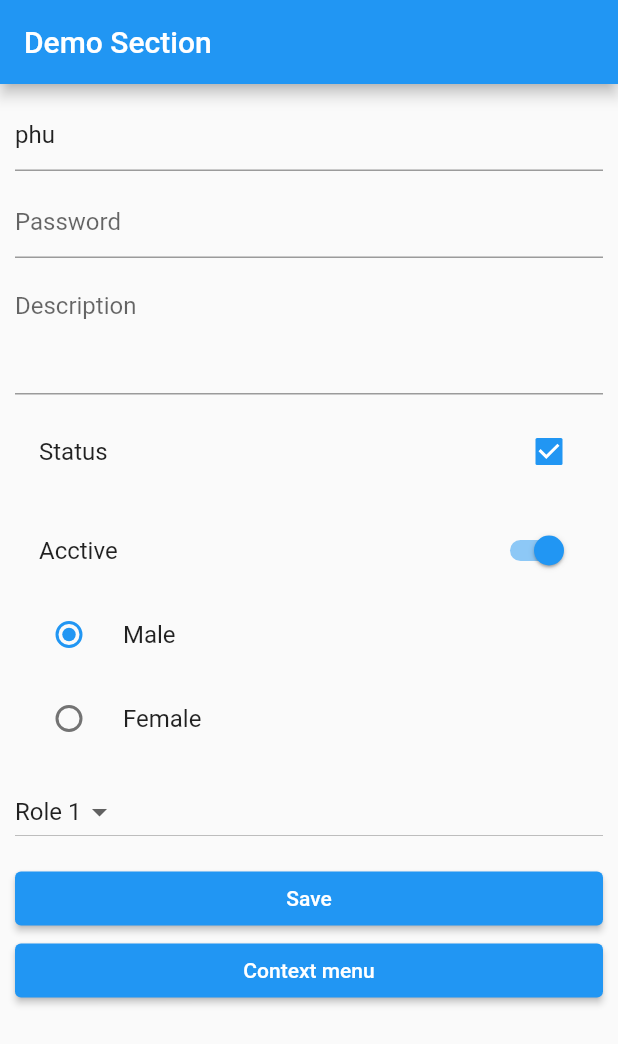
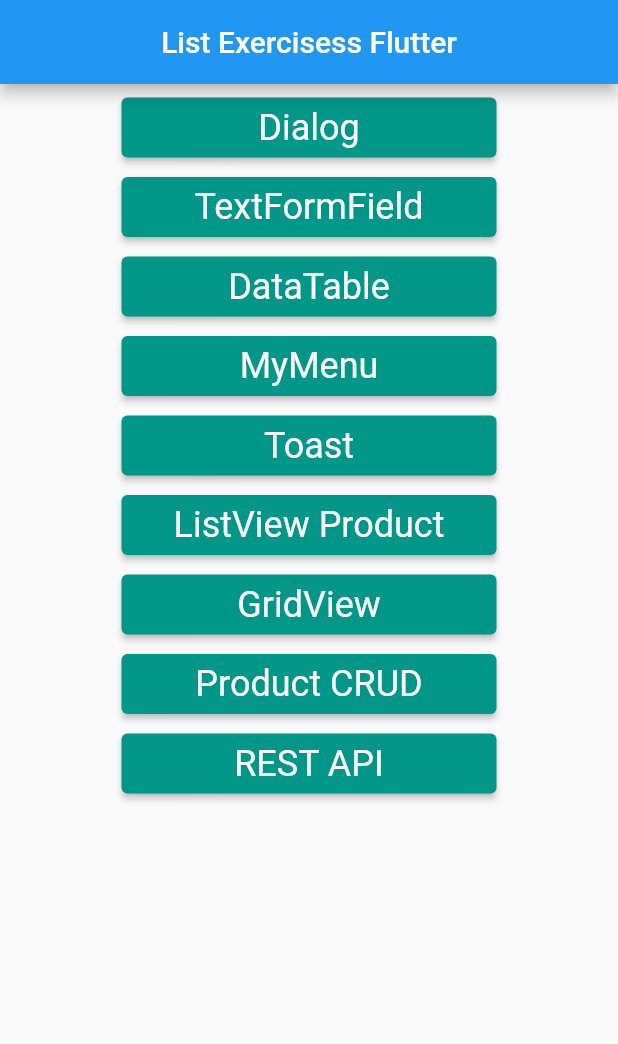
Before and after one commit to danganhphu/flutter-tranning-intern, a Flutter app: the screen it shows after launch, on a phone screen of 412 x 824 dp. Shown: the top 1044 px of the screen. Run offline on Flutter 3.47's test engine with Material 2 defaults, Android fonts, the phone set to English and light mode, and no system bars; our stand-ins replace flutter_slidable, fluttertoast, sqflite; accounts and stored records are empty.

Commit message:
commit 08/12/2022

```diff
--- a/tma-intern-flutter/lib/basic_widgets/data_table/my_data_table.dart
+++ b/tma-intern-flutter/lib/basic_widgets/data_table/my_data_table.dart
@@ -5,7 +5,7 @@ import '../../entities/news.dart';
 
 class MyDataTable extends StatefulWidget {
   const MyDataTable({Key? key}) : super(key: key);
-
+  final String title = "DataTable";
   @override
   State<MyDataTable> createState() => _MyDataTableState();
 }
@@ -32,7 +32,12 @@ class _MyDataTableState extends State<MyDataTable> {
 
   @override
   Widget build(BuildContext context) {
-    return DataTable(
+    return Scaffold(
+      appBar: AppBar(
+        title: Text(widget.title),
+        centerTitle: true,
+      ),
+      body: DataTable(
         columns: const [
           DataColumn(
             label: Text("Name"),
@@ -79,6 +84,7 @@ class _MyDataTableState extends State<MyDataTable> {
               ),
             ]
         )).toList(),
+      ),
     );
   }
 }
--- a/tma-intern-flutter/lib/basic_widgets/menu/my_menu.dart
+++ b/tma-intern-flutter/lib/basic_widgets/menu/my_menu.dart
@@ -5,9 +5,7 @@ class MyMenu extends StatelessWidget {
 
   @override
   Widget build(BuildContext context) {
-    return MaterialApp(
-      debugShowCheckedModeBanner: false,
-      home: Scaffold(
+    return Scaffold(
       appBar: AppBar(
         title: const Text("Demo Menu"),
         actions: [
@@ -75,7 +73,6 @@ class MyMenu extends StatelessWidget {
         ],
       ),
       body: Container(),
-      ),
     );
   }
 }
--- a/tma-intern-flutter/lib/basic_widgets/text_form_field/my_textFormField.dart
+++ b/tma-intern-flutter/lib/basic_widgets/text_form_field/my_textFormField.dart
@@ -3,7 +3,7 @@ import 'package:fluttertoast/fluttertoast.dart';
 
 class MyFeild extends StatefulWidget {
   const MyFeild({Key? key}) : super(key: key);
-
+  final String title = "TextFormField";
   @override
   State<MyFeild> createState() => _MyFeildState();
 }
@@ -30,7 +30,12 @@ class _MyFeildState extends State<MyFeild> {
 
   @override
   Widget build(BuildContext context) {
-    return Padding(
+    return Scaffold(
+      appBar: AppBar(
+        title: Text(widget.title),
+        centerTitle: true,
+      ),
+      body: Padding(
         padding: EdgeInsets.all(10),
         child: SingleChildScrollView(
           child: Column(
@@ -193,6 +198,7 @@ class _MyFeildState extends State<MyFeild> {
             ],
           ),
         ),
+      ),
     );
   }
 }
--- /dev/null
+++ b/tma-intern-flutter/lib/entities/list_product.dart
@@ -0,0 +1,84 @@
+import 'package:flutter/cupertino.dart';
+
+class Product {
+  String name, description;
+  double price;
+
+  Product({required this.name, required this.description, required this.price});
+}
+
+class ListProduct extends ChangeNotifier {
+
+  final _list = [
+    Product(
+        name: 'Mít',
+        description: 'Mít Thái loại 1',
+        price: 20000.0
+    ),
+    Product(
+        name: 'Xoài cát Hoài Lộc',
+        description: 'Xoài các xuất xứ Long Khánh',
+        price: 75000.0
+    ),
+    Product(
+        name: 'Táo muối Bàng La',
+        description: 'Đặc sản Hải Phòng',
+        price: 50000.0
+    ),
+    Product(
+        name: 'Sầu riêng MI6',
+        description: 'Sầu riêng xuất xứ Khánh Sơn',
+        price: 80000.0
+    ),
+    Product(
+        name: 'Bưởi da xanh',
+        description: 'Bưởi xuất xứ Tiền Giang',
+        price: 40000.0
+    ),
+    Product(
+        name: 'Cam Sành',
+        description: 'Cam Sành Tiền Giang loại 1',
+        price: 250000.0
+    ),
+    Product(
+        name: 'Thanh Long',
+        description: 'Thanh Long giải cứu Phan Thiết',
+        price: 10000.0
+    ),
+    Product(
+        name: 'Mãng cầu',
+        description: 'Mãng cầu xuất xứ Khánh Vĩnh',
+        price: 35000.0
+    ),
+    Product(
+        name: 'Ổi Thanh Hà - Hải Dương',
+        description: 'Đặc sản của vùng đất Thanh Hà, tỉnh Hải Dương',
+        price: 12000.0
+    ),
+    Product(
+        name: 'Bưởi năm roi',
+        description: 'Bưởi năm roi Vĩnh Long',
+        price: 30000.0
+    ),
+  ];
+
+  List<Product> get list => _list;
+
+  void add(Product product) {
+    _list.add(product);
+    notifyListeners();
+    debugPrint('Thêm sản phẩm mới');
+  }
+
+  void remove(Product product) {
+    _list.removeAt(_list.indexOf(product));
+    notifyListeners();
+    debugPrint('Xóa sản phẩm');
+  }
+
+  void update(Product oldProduct, Product newProduct) {
+    _list[_list.indexOf(oldProduct)] = newProduct;
+    notifyListeners();
+    debugPrint('cập nhật sản phẩm');
+  }
+}
--- a/tma-intern-flutter/lib/main.dart
+++ b/tma-intern-flutter/lib/main.dart
@@ -1,56 +1,19 @@
 import 'package:flutter/material.dart';
-import 'package:flutterproject/basic_widgets/data_table/my_data_table.dart';
-import 'package:flutterproject/basic_widgets/dialog/my_dialog.dart';
-import 'package:flutterproject/basic_widgets/grid_view/my_grid_view.dart';
-import 'package:flutterproject/basic_widgets/list_view/my_list_view.dart';
-import 'package:flutterproject/basic_widgets/menu/my_menu.dart';
-import 'package:flutterproject/basic_widgets/text_form_field/my_textFormField.dart';
-import 'package:flutterproject/basic_widgets/toast/my_toast.dart';
+import 'package:flutterproject/my_routes/my_routes.dart';
 
 import 'basic_widgets/list_view/product.dart';
 import 'entities/contact.dart';
 import 'main2.dart';
 
-void main() {
-  runApp(const MyApp());
-}
+void main() => runApp(const MyApp());
 
 class MyApp extends StatelessWidget {
-  const MyApp({super.key});
+  const MyApp({Key? key}) : super(key: key);
   @override
   Widget build(BuildContext context) {
-    return MaterialApp(
+    return const MaterialApp(
       debugShowCheckedModeBanner: false,
-      home: Scaffold(
-        appBar: AppBar(
-          title: Text("Demo Section"),
-          // actions: [
-          //   PopupMenuButton(
-          //     itemBuilder: (context) => [
-          //       const PopupMenuItem(
-          //         value: 1,
-          //         child: ListTile(
-          //           leading: Icon(Icons.save),
-          //           title: Text("Menu 1"),
-          //         ),
-          //       ),
-          //       const PopupMenuItem(
-          //         child: Text("Menu 2"),
-          //         value: 2,
-          //       ),
-          //       const PopupMenuItem(
-          //         child: Text("Menu 3"),
-          //         value: 3,
-          //       ),
-          //     ],
-          //     onSelected: (int menu) {
-          //       print(menu);
-          //     },
-          //   ),
-          // ],
-        ),
-        body: const MyFeild(),
-      ),
+      home: MyHomePage(),
     );
   }
 }
--- /dev/null
+++ b/tma-intern-flutter/lib/my_routes/my_routes.dart
@@ -0,0 +1,63 @@
+import 'package:flutter/material.dart';
+import 'package:flutterproject/basic_widgets/data_table/my_data_table.dart';
+import 'package:flutterproject/basic_widgets/list_view/product.dart';
+import 'package:flutterproject/basic_widgets/menu/my_menu.dart';
+import 'package:flutterproject/basic_widgets/text_form_field/my_textFormField.dart';
+import 'package:flutterproject/basic_widgets/toast/my_toast.dart';
+import 'package:flutterproject/provider_state/main_page.dart';
+import '../basic_widgets/dialog/my_dialog.dart';
+import '../basic_widgets/grid_view/my_grid_view.dart';
+import '../rest_api/album.dart';
+
+class MyHomePage extends StatelessWidget {
+  const MyHomePage({Key? key}) : super(key: key);
+
+  Widget builButton(BuildContext context, {required String title, required Widget description}) =>  SizedBox(
+    width: 250,
+    child: ElevatedButton(
+      style: ElevatedButton.styleFrom(
+        padding: const EdgeInsets.symmetric(horizontal: 32, vertical: 6.0),
+          backgroundColor: Colors.teal,
+        textStyle: const TextStyle(fontSize: 24)
+      ),
+      onPressed: () {
+        Navigator.push(context, MaterialPageRoute(builder: (context) => description));
+      }, child: Text(title),
+    ),
+
+  );
+
+  @override
+  Widget build(BuildContext context) {
+    return Scaffold(
+      appBar: AppBar(
+        title: const Text("List Exercisess Flutter"),
+        centerTitle: true,
+      ),
+      body: Center(
+        child: Column(
+          children: [
+            const SizedBox(height: 5),
+            builButton(context, title: "Dialog", description: const MyDialog()),
+            const SizedBox(height: 5),
+            builButton(context, title: "TextFormField", description: const MyFeild()),
+            const SizedBox(height: 5),
+            builButton(context, title: "DataTable", description: const MyDataTable()),
+            const SizedBox(height: 5),
+            builButton(context, title: "MyMenu", description: const MyMenu()),
+            const SizedBox(height: 5),
+            builButton(context, title: "Toast", description: const MyToast()),
+            const SizedBox(height: 5),
+            builButton(context, title: "ListView Product", description: const MyProduct()),
+            const SizedBox(height: 5),
+            builButton(context, title: "GridView", description: const MyGridView()),
+            const SizedBox(height: 5),
+            builButton(context, title: "Product CRUD", description: const MainPageProduct()),
+            const SizedBox(height: 5),
+            builButton(context, title: "REST API", description: const AlbumPage())
+          ],
+        ),
+      ),
+    );
+  }
+}
--- a/tma-intern-flutter/pubspec.yaml
+++ b/tma-intern-flutter/pubspec.yaml
@@ -39,6 +39,9 @@ dependencies:
   fluttertoast: ^8.1.1
   path: ^1.8.2
   sqflite: ^2.2.2
+  provider: ^6.0.4
+  flutter_slidable: ^2.0.0
+  http: ^0.13.5
 
 dev_dependencies:
   flutter_test:
```
Also changed, not shown: tma-intern-flutter/lib/basic_widgets/dialog/my_dialog.dart (+7 -1 lines), tma-intern-flutter/lib/basic_widgets/grid_view/my_grid_view.dart (+9 -3 lines), tma-intern-flutter/lib/basic_widgets/list_view/product.dart (+8 -3 lines), tma-intern-flutter/lib/basic_widgets/toast/my_toast.dart (+7 -1 lines), tma-intern-flutter/lib/entities/album.dart (added, +37 -0 lines), tma-intern-flutter/lib/provider_state/alert_dialog.dart (added, +47 -0 lines), tma-intern-flutter/lib/provider_state/function_page.dart (added, +119 -0 lines), tma-intern-flutter/lib/provider_state/main_page.dart (added, +18 -0 lines), tma-intern-flutter/lib/provider_state/product_page.dart (added, +70 -0 lines), tma-intern-flutter/lib/provider_state/slidable_item.dart (added, +103 -0 lines), tma-intern-flutter/lib/rest_api/album.dart (added, +67 -0 lines), tma-intern-flutter/pubspec.lock. Lines whose indentation alone changed are shown as unchanged.
